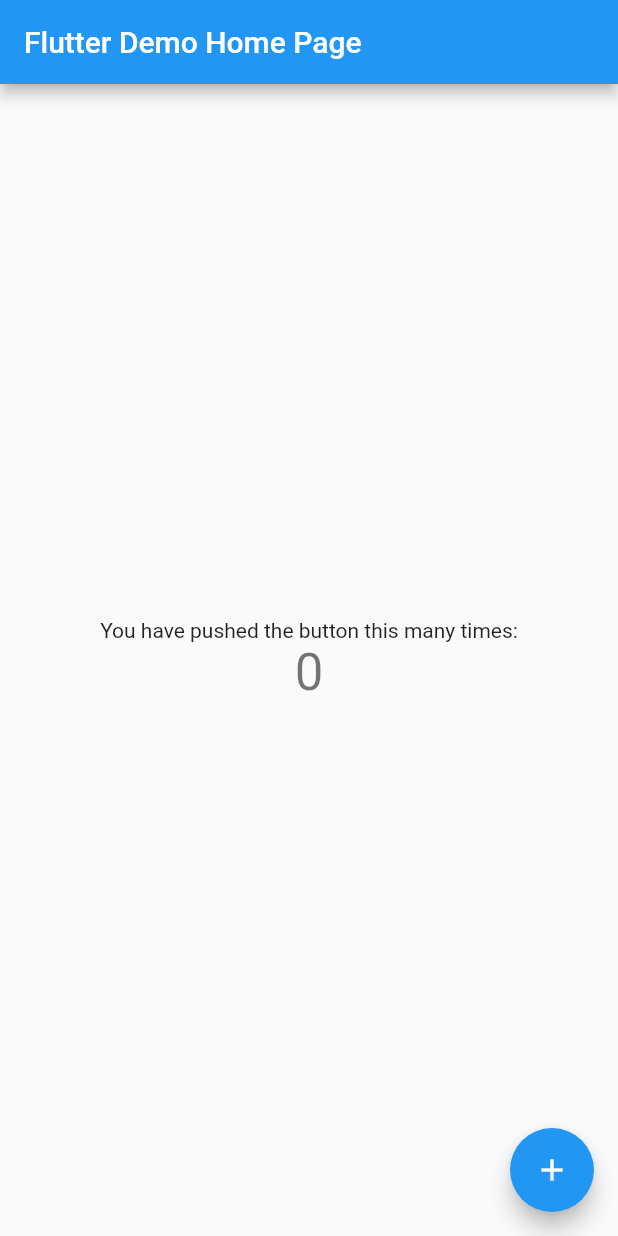
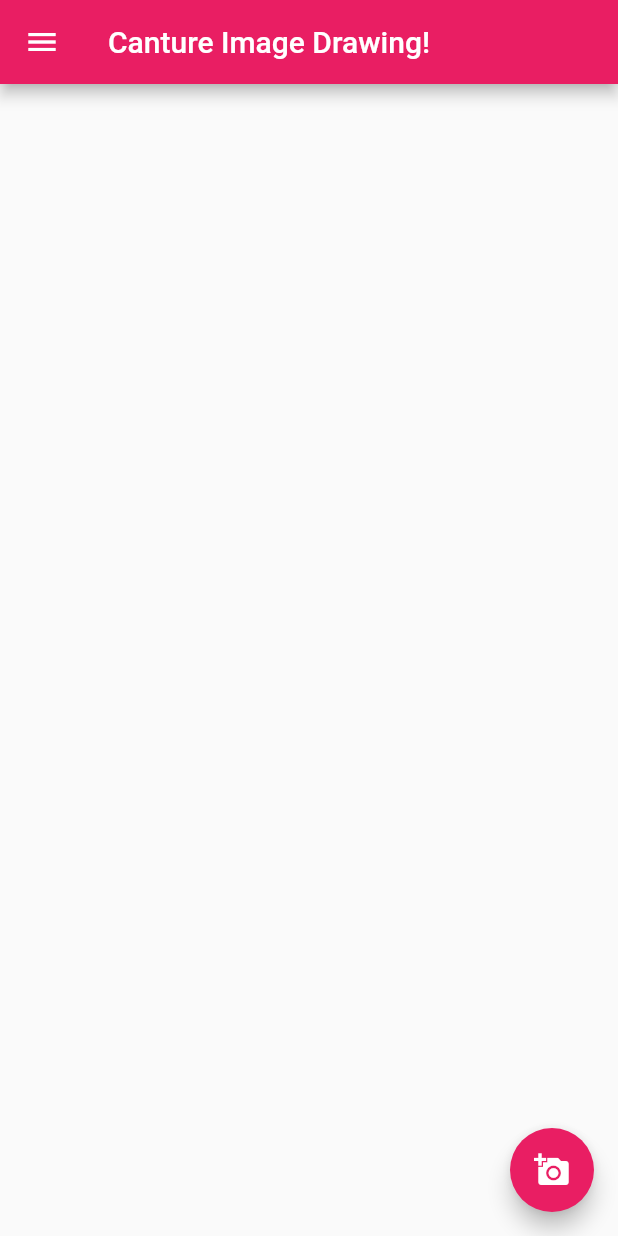
Before and after one commit to KobayashiKz/ImageDrawerApp, a Flutter app: the screen it shows after launch, on a phone screen of 412 x 824 dp. Run offline on Flutter 3.47's test engine with Material 2 defaults, Android fonts, the phone set to English and light mode, and no system bars; our stand-ins replace image_picker; missing offline and left inert: simple_permissions.

Commit message:
カメラでお絵かきアプリ作成

```diff
--- a/lib/main.dart
+++ b/lib/main.dart
@@ -1,109 +1,301 @@
 import 'package:flutter/material.dart';
+import 'dart:ui' as ui;
+import 'dart:io';
+import 'dart:typed_data';
+import 'package:flutter/gestures.dart';
+import 'package:image_picker/image_picker.dart';
+import 'package:flutter/services.dart';
+import 'package:flutter/rendering.dart';
+import 'package:simple_permissions/simple_permissions.dart';
 
 void main() => runApp(new MyApp());
 
 class MyApp extends StatelessWidget {
-  // This widget is the root of your application.
   @override
   Widget build(BuildContext context) {
     return new MaterialApp(
-      title: 'Flutter Demo',
+      title: "Generated App",
       theme: new ThemeData(
-        // This is the theme of your application.
-        //
-        // Try running your application with "flutter run". You'll see the
-        // application has a blue toolbar. Then, without quitting the app, try
-        // changing the primarySwatch below to Colors.green and then invoke
-        // "hot reload" (press "r" in the console where you ran "flutter run",
-        // or press Run > Flutter Hot Reload in IntelliJ). Notice that the
-        // counter didn't reset back to zero; the application is not restarted.
-        primarySwatch: Colors.blue,
+        primarySwatch: Colors.pink,
+        primaryColor: const Color(0xFFe91e63),
+        accentColor: const Color(0xFFe91e63),
+        canvasColor: const Color(0xFFfafafa),
       ),
-      home: new MyHomePage(title: 'Flutter Demo Home Page'),
+      home: new MyImagePage(),
     );
   }
 }
 
-class MyHomePage extends StatefulWidget {
-  MyHomePage({Key key, this.title}) : super(key: key);
-
-  // This widget is the home page of your application. It is stateful, meaning
-  // that it has a State object (defined below) that contains fields that affect
-  // how it looks.
-
-  // This class is the configuration for the state. It holds the values (in this
-  // case the title) provided by the parent (in this case the App widget) and
-  // used by the build method of the State. Fields in a Widget subclass are
-  // always marked "final".
-
-  final String title;
+// 画面を構成するウィジェット類、FAB/Drawerの処理など、グラフィックの描画以外の処理をまかなうクラス
+class MyImagePage extends StatefulWidget {
 
   @override
-  _MyHomePageState createState() => new _MyHomePageState();
+  _MyImagePageState createState() => new _MyImagePageState();
 }
 
-class _MyHomePageState extends State<MyHomePage> {
-  int _counter = 0;
+class _MyImagePageState extends State<MyImagePage> {
 
-  void _incrementCounter() {
-    setState(() {
-      // This call to setState tells the Flutter framework that something has
-      // changed in this State, which causes it to rerun the build method below
-      // so that the display can reflect the updated values. If we changed
-      // _counter without calling setState(), then the build method would not be
-      // called again, and so nothing would appear to happen.
-      _counter++;
-    });
+  File image;
+  GlobalKey _homeStateKey = GlobalKey();
+  List<List<Offset>> strokes = new List<List<Offset>>();
+  MyPainter _painter;
+  ui.Image targetImage;
+  Size mediasize;
+
+  double _r = 255.0;
+  double _g = 0.0;
+  double _b = 0.0;
+
+  _MyImagePageState() {
+    requestPermissions();
+  }
+
+  // パーミッションの設定
+  void requestPermissions() async {
+    // simple_permissionsパッケージのSimplePermissionsを利用
+    // 許可されている場合には自動的に出さないようになっているっぽい
+    // カメラと外部ストレージの保存のパーミッション
+    await SimplePermissions.requestPermission(
+      Permission.Camera);
+    await SimplePermissions.requestPermission(
+      Permission.WriteExternalStorage);
   }
 
   @override
   Widget build(BuildContext context) {
-    // This method is rerun every time setState is called, for instance as done
-    // by the _incrementCounter method above.
-    //
-    // The Flutter framework has been optimized to make rerunning build methods
-    // fast, so that you can just rebuild anything that needs updating rather
-    // than having to individually change instances of widgets.
-    return new Scaffold(
-      appBar: new AppBar(
-        // Here we take the value from the MyHomePage object that was created by
-        // the App.build method, and use it to set our appbar title.
-        title: new Text(widget.title),
+    mediasize = MediaQuery.of(context).size;
+    return Scaffold(
+      appBar: AppBar(
+        title: Text("Canture Image Drawing!"),
       ),
-      body: new Center(
-        // Center is a layout widget. It takes a single child and positions it
-        // in the middle of the parent.
-        child: new Column(
-          // Column is also layout widget. It takes a list of children and
-          // arranges them vertically. By default, it sizes itself to fit its
-          // children horizontally, and tries to be as tall as its parent.
-          //
-          // Invoke "debug paint" (press "p" in the console where you ran
-          // "flutter run", or select "Toggle Debug Paint" from the Flutter tool
-          // window in IntelliJ) to see the wireframe for each widget.
-          //
-          // Column has various properties to control how it sizes itself and
-          // how it positions its children. Here we use mainAxisAlignment to
-          // center the children vertically; the main axis here is the vertical
-          // axis because Columns are vertical (the cross axis would be
-          // horizontal).
-          mainAxisAlignment: MainAxisAlignment.center,
-          children: <Widget>[
-            new Text(
-              'You have pushed the button this many times:',
-            ),
-            new Text(
-              '$_counter',
-              style: Theme.of(context).textTheme.display1,
-            ),
-          ],
+
+      body: Listener(
+        // タップ処理のためにListenerウィジェットを使用
+        onPointerDown: _pointerDown,
+        onPointerMove: _pointerMove,
+        child: Container(
+          child: CustomPaint(
+            key: _homeStateKey,
+            painter: _painter,
+            child: ConstrainedBox(
+                constraints: BoxConstraints.expand()),
+          ),
         ),
       ),
-      floatingActionButton: new FloatingActionButton(
-        onPressed: _incrementCounter,
-        tooltip: 'Increment',
-        child: new Icon(Icons.add),
-      ), // This trailing comma makes auto-formatting nicer for build methods.
+
+      // メンバに撮影した画像を保持して、それに応じたFABアイコンを表示する
+      floatingActionButton: image == null
+        ? FloatingActionButton(
+          onPressed: getImage,
+          tooltip: "take a picture!",
+          child: Icon(Icons.add_a_photo))
+        : FloatingActionButton(
+          onPressed: saveImage,
+          tooltip: "Save Image",
+          child: Icon(Icons.save),
+      ),
+      drawer: Drawer(
+        child: Center(
+          child: Column(
+            children: <Widget>[
+              Padding(
+                padding: EdgeInsets.all(10.0),
+                child: Text("Set Color...",
+                  style: TextStyle(fontSize: 20.0),),
+              ),
+
+              Padding (
+                padding: EdgeInsets.all(10.0),
+                // スライダーを0~255で設定する
+                // valueはメンバを入れる
+                // タップされたらsetState()でメンバを更新してUIアップデート
+                child: Slider(min: 0.0, max: 255.0, value: _r,
+                  onChanged: sliderR,),
+              ),
+
+              Padding(
+                padding: EdgeInsets.all(10.0),
+                child: Slider(min: 0.0, max: 255.0, value: _g,
+                  onChanged: sliderG,),
+              ),
+
+              Padding(
+                padding: EdgeInsets.all(10.0),
+                child: Slider(min: 0.0, max: 255.0, value: _b,
+                  onChanged: sliderB,),
+              ),
+            ],
+          ),
+        ),
+      ),
     );
   }
+
+  void sliderR(double value) {
+    setState(() {
+      _r = value;
+    });
+  }
+
+  void sliderG(double value) {
+    setState(() {
+      _g = value;
+    });
+  }
+
+  void sliderB(double value) {
+    setState(() {
+      _b = value;
+    });
+  }
+
+  // MyPointerの作成
+  void createMyPointer() {
+    // RGB値を使ってインスタンス生成
+    var strokeColor = Color.fromARGB(200, _r.toInt(), _g.toInt(), _b.toInt());
+    _painter = MyPainter(targetImage, image, strokes, mediasize, strokeColor);
+  }
+
+  // カメラを起動しイメージを読み込む
+  void getImage() async {
+    // カメラを起動してそのイメージファイルを取得する
+    // image_pickerパッケージのpickImage()を使用
+    File file = await ImagePicker.pickImage(source: ImageSource.camera);
+    image = file;
+    // 画像の読み込み
+    loadImage(image.path);
+  }
+
+  // イメージの保存
+  void saveImage() {
+    // 実際の保存処理はMyPainter側で行なっている
+    _painter.saveImage();
+    showDialog(context: context, builder: (BuildContext context) => AlertDialog(
+      title: Text("Saved!"),
+      content: Text("save image to file."),
+    ));
+  }
+
+  // パスからイメージを読み込みui.Imageを作成する
+  // FileクラスからImageを取り出す
+  void loadImage(path) async {
+    // バイトデータをint配列として取り出す
+    List<int> byts = await image.readAsBytes();
+    // リストをUint8Listクラスに変換する
+    Uint8List u8lst = Uint8List.fromList(byts);
+    // instantiateImageCodecでui.Imageを取り出す
+    ui.instantiateImageCodec(u8lst).then((codec) {
+      codec.getNextFrame().then(
+          (frameInfo) {
+            targetImage = frameInfo.image;
+            setState(() {
+              createMyPointer();
+            });
+          }
+      );
+    });
+  }
+
+  // タップした時の処理
+  void _pointerDown(PointerDownEvent event) {
+    RenderBox referenceBox = _homeStateKey.currentContext.findRenderObject();
+    strokes.add([referenceBox.globalToLocal(event.position)]);
+
+    setState(() {
+      createMyPointer();
+    });
+  }
+
+  // ドラッグ中の処理
+  void _pointerMove(PointerMoveEvent event) {
+    // renderBoxを取得
+    RenderBox referenceBox = _homeStateKey.currentContext.findRenderObject();
+    // event.positionでイベント発生箇所をstrokeに追加
+    strokes.last.add(referenceBox.globalToLocal(event.position));
+
+    setState(() {
+      // _painterを更新してウィジェットアップデート
+      createMyPointer();
+    });
+  }
 }
+
+// ペインタークラス
+// 描画処理、イメージの保存処理などをまかなうクラス
+class MyPainter extends CustomPainter {
+  File image;
+  ui.Image targetImage;
+  // 画像サイズのSize
+  Size mediasize;
+  // 描画の色
+  Color strokecolor;
+  // タップ情報がまとめられたリスト
+  var strokes = new List<List<Offset>>();
+
+  // コンストラクタ
+  MyPainter(this.targetImage, this.image, this.strokes, this.mediasize, this.strokecolor);
+
+  @override
+  //
+  void paint(Canvas canvas, Size size) {
+    mediasize = size;
+    ui.Image im = drawToCanvas();
+    canvas.drawImage(im, Offset(0.0, 0.0), Paint());
+  }
+
+  @override
+  bool shouldRepaint(CustomPainter oldDelegate) => true;
+
+  // 描画イメージをファイルに保存する
+  void saveImage() async {
+    ui.Image img = drawToCanvas();
+
+    // pngファイルのbytedataを取得
+    final ByteData bytedata = await img.toByteData(
+      format: ui.ImageByteFormat.png);
+    // 現在のタイムスタンプの値を取得
+    int epoch = new DateTime.now().millisecondsSinceEpoch;
+    // タイムスタンプを名前としたFileを生成する
+    final file = new File(image.parent.path + "/" + epoch.toString() + ".png");
+    // データを書き出す
+    file.writeAsBytes(bytedata.buffer.asUint8List());
+  }
+
+  // イメージを描画したui.Imageを返す
+  // PictureRecorderクラスを使い、あらたに用意したCanvasに描いていく
+  // 完成したイメージをui.Imageとして返す役割
+  ui.Image drawToCanvas() {
+    // 文字通りのグラフィックの描画を記録するためのPictureRecorderクラス
+    ui.PictureRecorder recorder = ui.PictureRecorder();
+    // 作成されたCanvasの描画処理がrecorderに記録されていく
+    ui.Canvas canvas = Canvas(recorder);
+
+    Paint p1 = Paint();
+    p1.color = Colors.white;
+    canvas.drawColor(Colors.white, BlendMode.color);
+
+    if (targetImage != null) {
+      Rect r1 = Rect.fromPoints(Offset(0.0, 0.0),
+          Offset(targetImage.width.toDouble(), targetImage.height.toDouble()));
+
+      Rect r2 = Rect.fromPoints(Offset(0.0, 0.0),
+          Offset(mediasize.width, mediasize.height));
+
+      Paint p2 = new Paint();
+      p2.color = strokecolor;
+      p2.style = PaintingStyle.stroke;
+      p2.strokeWidth = 5.0;
+
+      for (var stroke in strokes) {
+        Path strokePath = new Path();
+        strokePath.addPolygon(stroke, false);
+        canvas.drawPath(strokePath, p2);
+      }
+
+      // 描画処理の記録を終了して記録されたPictureクラスを取得
+      ui.Picture picture = recorder.endRecording();
+      // ui.Imageクラスに変換してreturn
+      return picture.toImage(mediasize.width.toInt(), mediasize.height.toInt());
+    }
+  }
+}
--- a/pubspec.yaml
+++ b/pubspec.yaml
@@ -12,6 +12,8 @@ dependencies:
 dev_dependencies:
   flutter_test:
     sdk: flutter
+  image_picker: any
+  simple_permissions: any
 
 
 # For information on the generic Dart part of this file, see the
```
Also changed, not shown: 3 other files.
